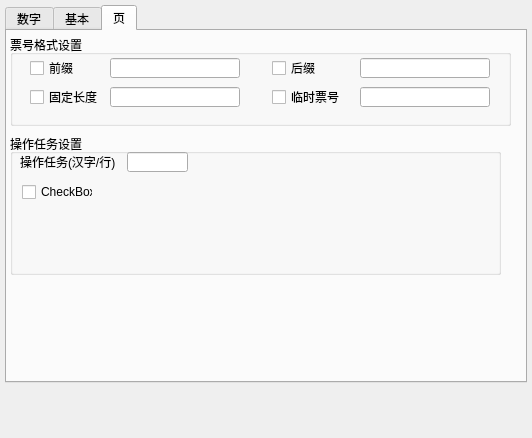
Old version of the form formatsetdlg.ui in the repository rcshuangw/HReportMainWindow.
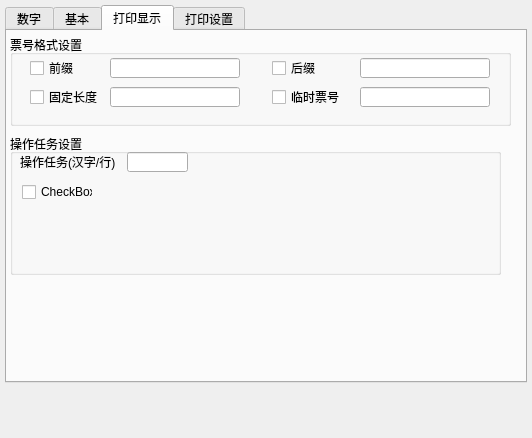
New version of the form. The open tabs and pages were chosen to show the change.

The edit to the form file:
```diff
--- a/formatsetdlg.ui
+++ b/formatsetdlg.ui
@@ -197,7 +197,7 @@
    </widget>
    <widget class="QWidget" name="tab_3">
     <attribute name="title">
-     <string>页</string>
+     <string>打印显示</string>
     </attribute>
     <widget class="QGroupBox" name="groupBox_4">
      <property name="geometry">
@@ -354,6 +354,11 @@
      </widget>
     </widget>
    </widget>
+   <widget class="QWidget" name="tab_4">
+    <attribute name="title">
+     <string>打印设置</string>
+    </attribute>
+   </widget>
   </widget>
  </widget>
  <resources/>
```
Left out of the diff: 2 changed lines with no effect on the pictures.
